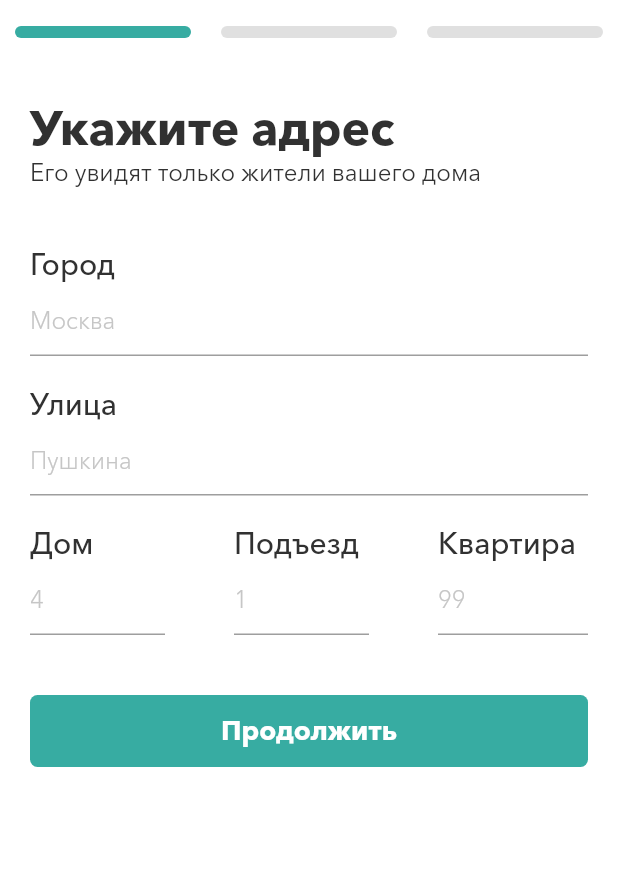
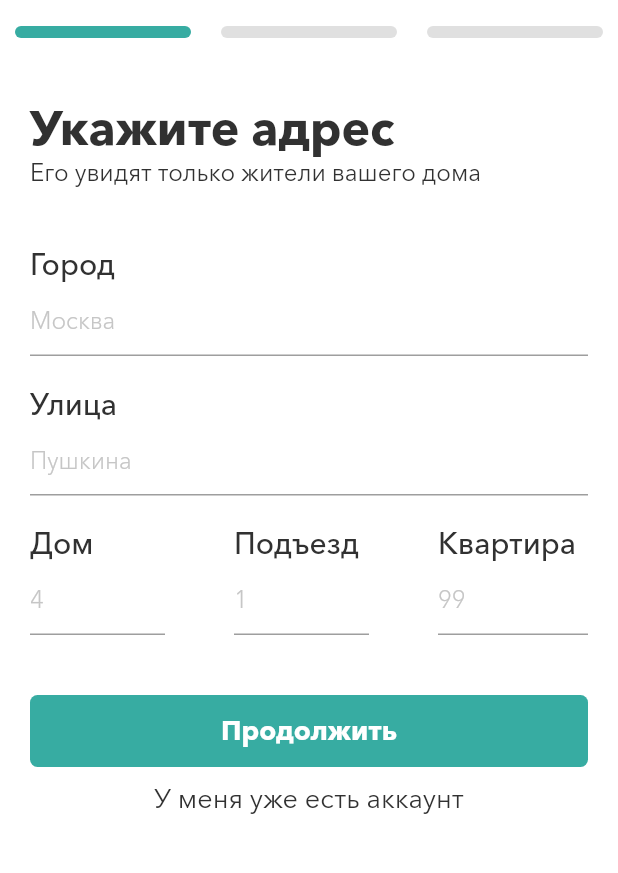
Before and after one commit to Des1ynY/home_business, a Flutter app: the screen it shows after launch, after a tap on "Войти в приложение", on a phone screen of 412 x 824 dp, the part 49-922 px from its top. Run offline on Flutter 3.47's test engine with Material 2 defaults, Android fonts, the phone set to English and light mode, and no system bars; our stand-ins replace cloud_firestore, firebase_auth, firebase_core, flutter_slidable, flutter_snake_navigationbar, fluttertoast and 3 more; accounts and stored records are empty.

Commit message:
Подключил аутентификацию к базе данных

```diff
--- a/lib/appdata/consts.dart
+++ b/lib/appdata/consts.dart
@@ -13,7 +13,6 @@ const double buttonHeight = 48;
 const double buttonBorderRadius = 5;
 
 // ui elements
-const EdgeInsetsGeometry defaultPadding =
-    EdgeInsets.symmetric(horizontal: 20, vertical: 20);
+const EdgeInsetsGeometry defaultPadding = EdgeInsets.all(20);
 const EdgeInsetsGeometry paddingWithAppbar =
     EdgeInsets.only(right: 20, left: 20, bottom: 40);
--- a/lib/main.dart
+++ b/lib/main.dart
@@ -8,12 +8,15 @@ import 'services/router.dart';
 import 'services/firebase_auth.dart';
 import 'services/auth_checker.dart';
 import 'services/shared_prefs.dart';
+import 'models/app_user.dart';
 
 Future main() async {
   WidgetsFlutterBinding.ensureInitialized();
-  await LocalDataStorage.init();
   await Firebase.initializeApp();
   await SystemChrome.setPreferredOrientations([DeviceOrientation.portraitUp]);
+  await LocalDataStorage.init();
+  AppUser().setUser(LocalDataStorage.getUserData(AppUser.keys()));
+
   runApp(const HomeBusiness());
 }
 
--- a/lib/models/app_user.dart
+++ b/lib/models/app_user.dart
@@ -49,7 +49,7 @@ class AppUser {
     };
   }
 
-  List<String> getFields() {
+  static List<String> keys() {
     return [
       'uid',
       'name',
--- a/lib/services/auth_checker.dart
+++ b/lib/services/auth_checker.dart
@@ -4,8 +4,6 @@ import 'package:provider/provider.dart';
 
 import '/ui/auth/welcome.dart';
 import '/ui/home/screens.dart';
-import '/models/app_user.dart';
-import '/services/shared_prefs.dart';
 
 class AuthChecker extends StatelessWidget {
   const AuthChecker({Key? key}) : super(key: key);
@@ -15,10 +13,6 @@ class AuthChecker extends StatelessWidget {
     User? currentUser = context.watch<User?>();
 
     if (currentUser != null) {
-      var user = AppUser();
-      var data = LocalDataStorage.getUserData(user.getFields());
-      user.setUser(data);
-
       return const ScreensProvider();
     } else {
       return const Welcome();
--- a/lib/services/firebase_auth.dart
+++ b/lib/services/firebase_auth.dart
@@ -10,7 +10,7 @@ class Auth {
 
   static signInWithPhoneAuthCredential(PhoneAuthCredential credential) async {
     try {
-      await _auth.signInWithCredential(credential);
+      return await _auth.signInWithCredential(credential);
     } on FirebaseException catch (e) {
       log(e.message!);
     }
--- a/lib/services/router.dart
+++ b/lib/services/router.dart
@@ -1,16 +1,18 @@
 import 'package:flutter/material.dart';
 
-import '/ui/home/profile/user_settings.dart';
+import '/ui/auth/sign_in.dart';
+import '../ui/home/profile/profile_settings.dart';
 import '/ui/home/screens.dart';
 import '/ui/auth/success.dart';
 import '/ui/auth/admin.dart';
-import '/ui/auth/login.dart';
+import '../ui/auth/sign_up.dart';
 import '/ui/auth/welcome.dart';
 
 // page routes
 const String welcomeRoute = '/welcome';
 const String adminRoute = '/admin';
-const String loginRoute = '/login';
+const String signUpRoute = '/signUp';
+const String signInRoute = '/signIn';
 const String successRoute = '/success';
 const String homescreenRoute = '/homescreen';
 const String userSettingsRoute = '/settings';
@@ -21,8 +23,10 @@ Route<dynamic> generateRoute(RouteSettings settings) {
       return MaterialPageRoute(builder: (context) => const Welcome());
     case adminRoute:
       return MaterialPageRoute(builder: (context) => const AdminWelcome());
-    case loginRoute:
-      return MaterialPageRoute(builder: (context) => const Login());
+    case signUpRoute:
+      return MaterialPageRoute(builder: (context) => const SignUp());
+    case signInRoute:
+      return MaterialPageRoute(builder: (context) => const SignIn());
     case successRoute:
       return MaterialPageRoute(builder: (context) => const SuccessLogin());
     case homescreenRoute:
--- a/lib/ui/auth/address_setting.dart
+++ b/lib/ui/auth/address_setting.dart
@@ -1,6 +1,7 @@
 import 'package:flutter/material.dart';
 
-import '/ui/auth/login.dart';
+import '/services/router.dart';
+import 'sign_up.dart';
 import '/appdata/funcs.dart';
 import '/widgets/button.dart';
 import '/models/app_user.dart';
@@ -185,9 +186,31 @@ class _AddressSettingsState extends State<AddressSettings> {
               ],
             ),
           ),
-          CustomButton(
-            label: 'Продолжить',
-            action: () => _submit(),
+          Container(
+            margin: const EdgeInsets.only(bottom: 10),
+            child: CustomButton(
+              label: 'Продолжить',
+              action: () => _submit(),
+            ),
+          ),
+          Center(
+            child: GestureDetector(
+              onTap: () {
+                Navigator.pushNamed(context, signInRoute);
+              },
+              behavior: HitTestBehavior.translucent,
+              child: const SizedBox(
+                height: 30,
+                child: Text(
+                  'У меня уже есть аккаунт',
+                  style: TextStyle(
+                    fontSize: 18,
+                    fontWeight: FontWeight.normal,
+                    color: textColor,
+                  ),
+                ),
+              ),
+            ),
           ),
         ],
       ),
--- a/lib/ui/auth/login.dart
+++ b/lib/ui/auth/sign_up.dart
@@ -10,14 +10,14 @@ import '/widgets/appbar.dart';
 final PageController loginPageController = PageController();
 int loginCurrentPage = 0;
 
-class Login extends StatefulWidget {
-  const Login({Key? key}) : super(key: key);
+class SignUp extends StatefulWidget {
+  const SignUp({Key? key}) : super(key: key);
 
   @override
-  _LoginState createState() => _LoginState();
+  _SignUpState createState() => _SignUpState();
 }
 
-class _LoginState extends State<Login> {
+class _SignUpState extends State<SignUp> {
   @override
   Widget build(BuildContext context) {
     return Scaffold(
--- a/lib/ui/auth/user_setting.dart
+++ b/lib/ui/auth/user_setting.dart
@@ -1,6 +1,6 @@
 import 'package:flutter/material.dart';
 
-import '/ui/auth/login.dart';
+import 'sign_up.dart';
 import '/models/app_user.dart';
 import '/appdata/consts.dart';
 import '/widgets/button.dart';
--- a/lib/ui/auth/welcome.dart
+++ b/lib/ui/auth/welcome.dart
@@ -71,7 +71,8 @@ class _WelcomeState extends State<Welcome> {
                       color: Colors.white,
                     ),
                     child: RawMaterialButton(
-                      onPressed: () => Navigator.pushNamed(context, loginRoute),
+                      onPressed: () =>
+                          Navigator.pushNamed(context, signUpRoute),
                       elevation: 0,
                       child: const Text(
                         'Войти в приложение',
--- a/lib/ui/home/profile/profile.dart
+++ b/lib/ui/home/profile/profile.dart
@@ -95,7 +95,6 @@ class _AppUserProfileState extends State<AppUserProfile> {
               Expanded(
                 child: Container(
                   height: buttonHeight,
-                  margin: const EdgeInsets.only(right: 10),
                   decoration: BoxDecoration(
                     border: const Border.fromBorderSide(
                       BorderSide(color: darkGrey),
```
Also changed, not shown: lib/services/firebase_db.dart (+6 -6 lines), lib/services/firebase_storage.dart (+1 -12 lines), lib/ui/auth/admin.dart (+6 -6 lines), lib/ui/auth/phone_verification.dart (+22 -19 lines), lib/ui/auth/sign_in.dart (added, +239 -0 lines), lib/ui/home/people/neighbour_profile.dart (+9 -6 lines), lib/ui/home/profile/profile_settings.dart (added, +42 -0 lines), lib/ui/home/profile/user_settings.dart (deleted, +0 -22 lines), assets/default_ava.png, pubspec.lock, 5 other files.
